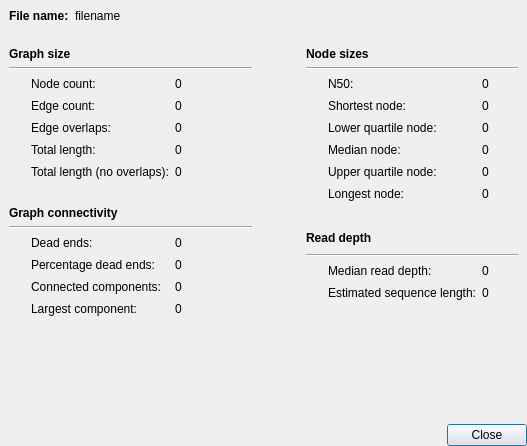
The window that ui/graphinfodialog.ui (rrwick/Bandage) describes before a commit, drawn with Qt 5.
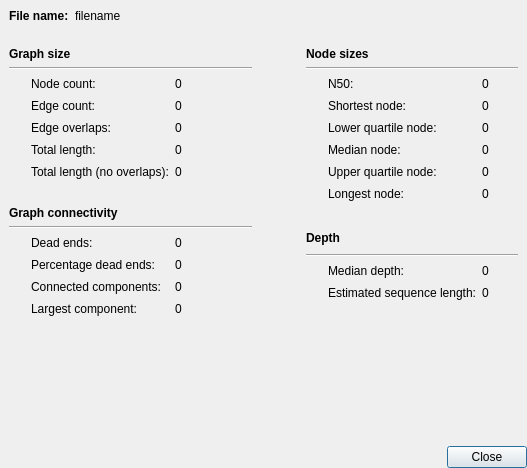
The same window after the commit. Custom widgets are drawn as their Qt base class.

Commit message: Rename 'Read depth' to 'Depth'

The edit to the form file:
```diff
--- a/ui/graphinfodialog.ui
+++ b/ui/graphinfodialog.ui
@@ -7,7 +7,7 @@
     <x>0</x>
     <y>0</y>
     <width>527</width>
-    <height>446</height>
+    <height>468</height>
    </rect>
   </property>
   <property name="windowTitle">
@@ -798,7 +798,7 @@
          </font>
         </property>
         <property name="text">
-         <string>Read depth</string>
+         <string>Depth</string>
         </property>
        </widget>
       </item>
@@ -879,7 +879,7 @@
       <item row="11" column="2">
        <widget class="QLabel" name="label_33">
         <property name="text">
-         <string>Median read depth:</string>
+         <string>Median depth:</string>
         </property>
        </widget>
       </item>
```
Left out of the diff: 4 changed lines with no effect on the pictures. The commit also changes 28 other files.
